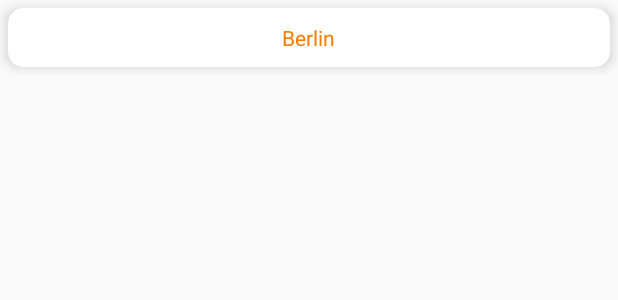
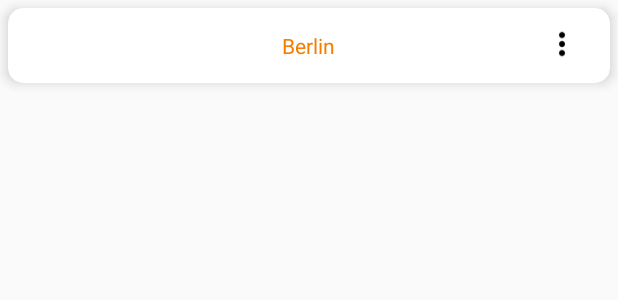
Before and after one commit to isoguzay/Android-Native-Material-Design-Demo, an Android app: the layout card_design.xml on its own in the app's theme, with its tools: preview values and no code run, on a phone screen of 412 x 824 dp. Shown: the top 300 px of the screen. Run offline under Robolectric (Android 15) with nearby library versions, the phone set to English and light mode, and no system bars.

Commit message:
RecyclerView & CardView - Card PopUp added.

```diff
--- /dev/null
+++ b/app/src/main/res/drawable/ic_more_vert_black_24dp.xml
@@ -0,0 +1,9 @@
+<vector xmlns:android="http://schemas.android.com/apk/res/android"
+        android:width="24dp"
+        android:height="24dp"
+        android:viewportWidth="24.0"
+        android:viewportHeight="24.0">
+    <path
+        android:fillColor="#FF000000"
+        android:pathData="M12,8c1.1,0 2,-0.9 2,-2s-0.9,-2 -2,-2 -2,0.9 -2,2 0.9,2 2,2zM12,10c-1.1,0 -2,0.9 -2,2s0.9,2 2,2 2,-0.9 2,-2 -0.9,-2 -2,-2zM12,16c-1.1,0 -2,0.9 -2,2s0.9,2 2,2 2,-0.9 2,-2 -0.9,-2 -2,-2z"/>
+</vector>
--- a/app/src/main/res/layout/card_design.xml
+++ b/app/src/main/res/layout/card_design.xml
@@ -15,7 +15,7 @@
 
         <RelativeLayout
             android:layout_width="match_parent"
-            android:layout_height="match_parent">
+            android:layout_height="50dp">
 
             <TextView
                 android:id="@+id/textView_cardView"
@@ -30,6 +30,24 @@
                 android:layout_marginBottom="10dp"
                 android:text="Berlin"
                 android:textColor="@color/colorPrimaryDark" />
+
+            <ImageView
+                android:id="@+id/imageView_cardMenu"
+                android:layout_width="wrap_content"
+                android:layout_height="wrap_content"
+                android:layout_alignTop="@+id/textView_cardView"
+                android:layout_alignBottom="@+id/textView_cardView"
+                android:layout_alignParentEnd="true"
+                android:layout_alignParentRight="true"
+                android:layout_marginStart="129dp"
+                android:layout_marginLeft="129dp"
+                android:layout_marginTop="-4dp"
+                android:layout_marginEnd="20dp"
+                android:layout_marginRight="20dp"
+                android:layout_marginBottom="-2dp"
+                android:layout_toEndOf="@+id/textView_cardView"
+                android:layout_toRightOf="@+id/textView_cardView"
+                app:srcCompat="@drawable/ic_more_vert_black_24dp" />
         </RelativeLayout>
     </android.support.v7.widget.CardView>
 </LinearLayout>
```
Also changed, not shown: app/src/main/java/com/isoguzay/androidnativematerialdesigndemo/recyclerviewsample/RecyclerViewAdapter.java (+33 -1 lines), app/src/main/java/com/isoguzay/androidnativematerialdesigndemo/recyclerviewsample/RecylerViewActivity.java (+4 -3 lines), app/src/main/res/menu/cardview_menu.xml (added, +10 -0 lines).
